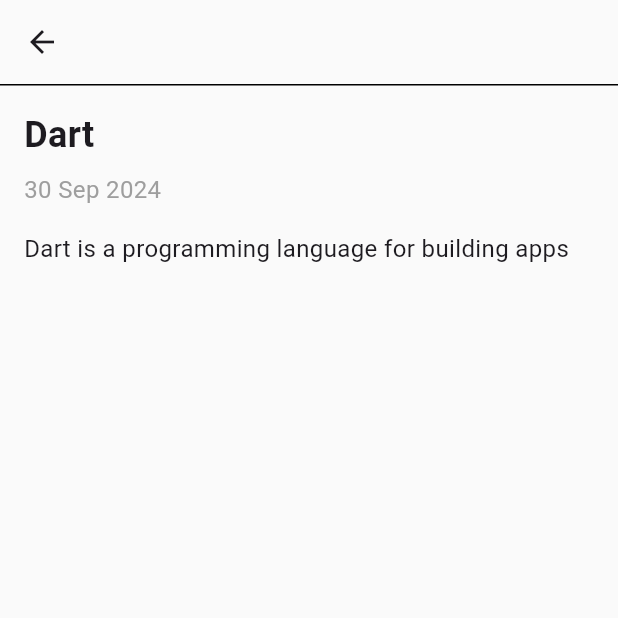
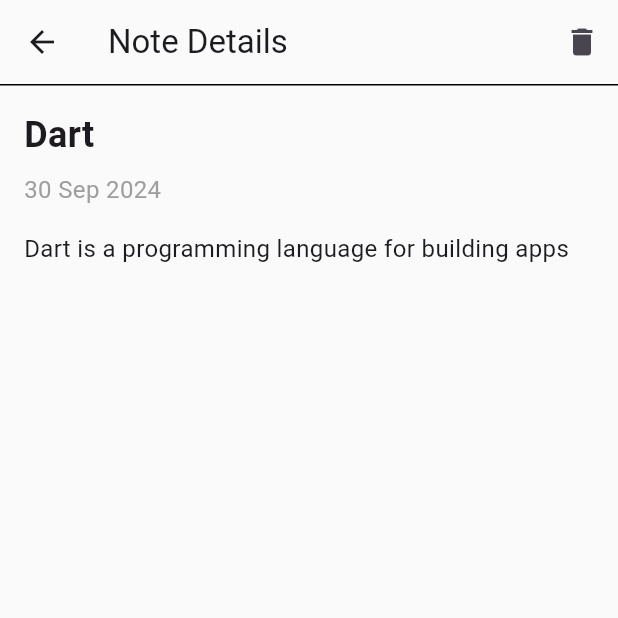
Before and after one commit to Yadija/flutter_notes_app, a Flutter app: the Detail screen opened directly with sample values from the repository, on a phone screen of 412 x 824 dp, the top half of it. Run offline on Flutter 3.47's test engine with Material 3 defaults, Android fonts, the phone set to English and light mode, and no system bars.

Commit message:
⚒️build: add delete note in detail

```diff
--- a/lib/screens/detail.dart
+++ b/lib/screens/detail.dart
@@ -1,17 +1,35 @@
 import 'package:flutter/material.dart';
 import 'package:flutter_notes_app/models/note.dart';
+import 'package:flutter_notes_app/widgets/delete_note_dialog.dart';
 import 'package:intl/intl.dart';
 
 class Detail extends StatelessWidget {
   final Note note;
+  final VoidCallback onDelete;
 
-  const Detail({super.key, required this.note});
+  const Detail({super.key, required this.note, required this.onDelete});
 
   @override
   Widget build(BuildContext context) {
     return Scaffold(
       appBar: AppBar(
+        title: const Text('Note Details'),
         backgroundColor: const Color(0xFFFAFAFA),
+        actions: [
+          IconButton(
+            icon: const Icon(Icons.delete),
+            onPressed: () {
+              showDialog(
+                context: context,
+                builder: (context) => DeleteNoteDialog(
+                  onConfirm: () {
+                    onDelete();
+                  },
+                ),
+              );
+            },
+          ),
+        ],
       ),
       body: Column(
         children: [
--- a/lib/widgets/delete_note_dialog.dart
+++ b/lib/widgets/delete_note_dialog.dart
@@ -3,7 +3,7 @@ import 'package:flutter/material.dart';
 class DeleteNoteDialog extends StatelessWidget {
   final VoidCallback onConfirm;
 
-  const DeleteNoteDialog({Key? key, required this.onConfirm}) : super(key: key);
+  const DeleteNoteDialog({super.key, required this.onConfirm});
 
   @override
   Widget build(BuildContext context) {
```
Also changed, not shown: lib/screens/home.dart (+13 -4 lines), lib/screens/search.dart (+15 -4 lines).
